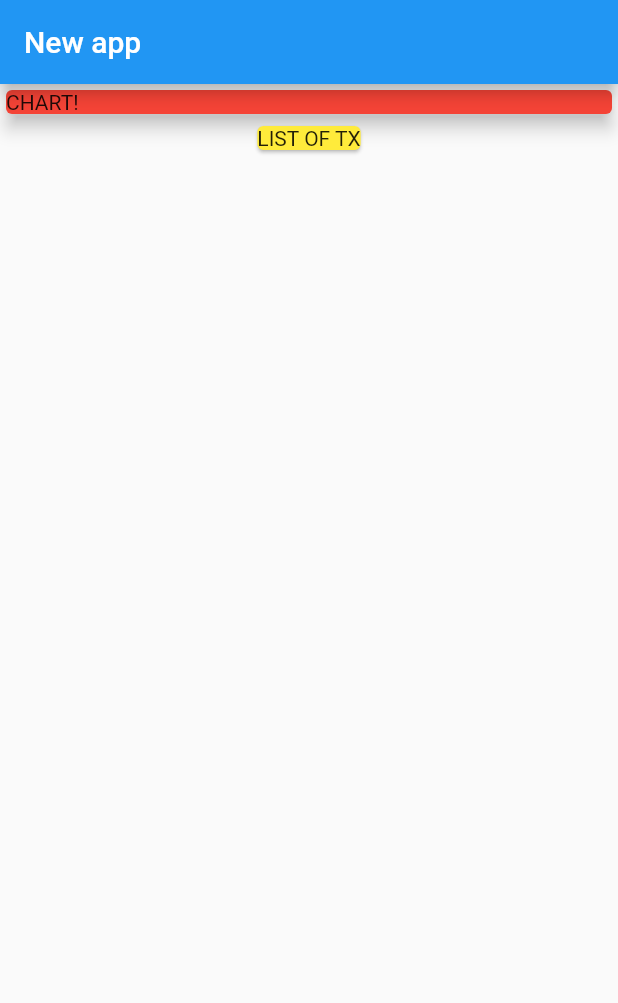
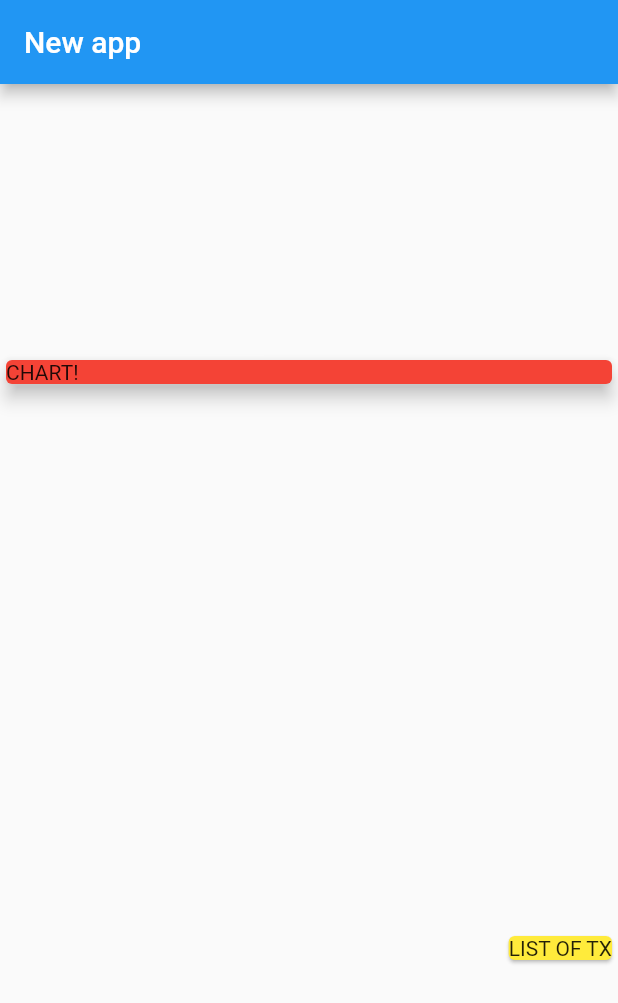
Before and after one commit to Shogil/Daily-expense-tracker-flutter, a Flutter app: the screen it shows after launch, on a phone screen of 412 x 824 dp. Shown: the top 1003 px of the screen. Run offline on Flutter 3.47's test engine with Material 2 defaults, Android fonts, the phone set to English and light mode, and no system bars.

Commit message:
update the file

```diff
--- a/lib/main.dart
+++ b/lib/main.dart
@@ -22,6 +22,8 @@ class MyHomePage extends StatelessWidget {
         title: Text('New app'),
       ),
       body: Column(
+        mainAxisAlignment: MainAxisAlignment.spaceAround,
+        crossAxisAlignment: CrossAxisAlignment.end,
         children: <Widget>[
           Container(
             width: double.infinity,
```
